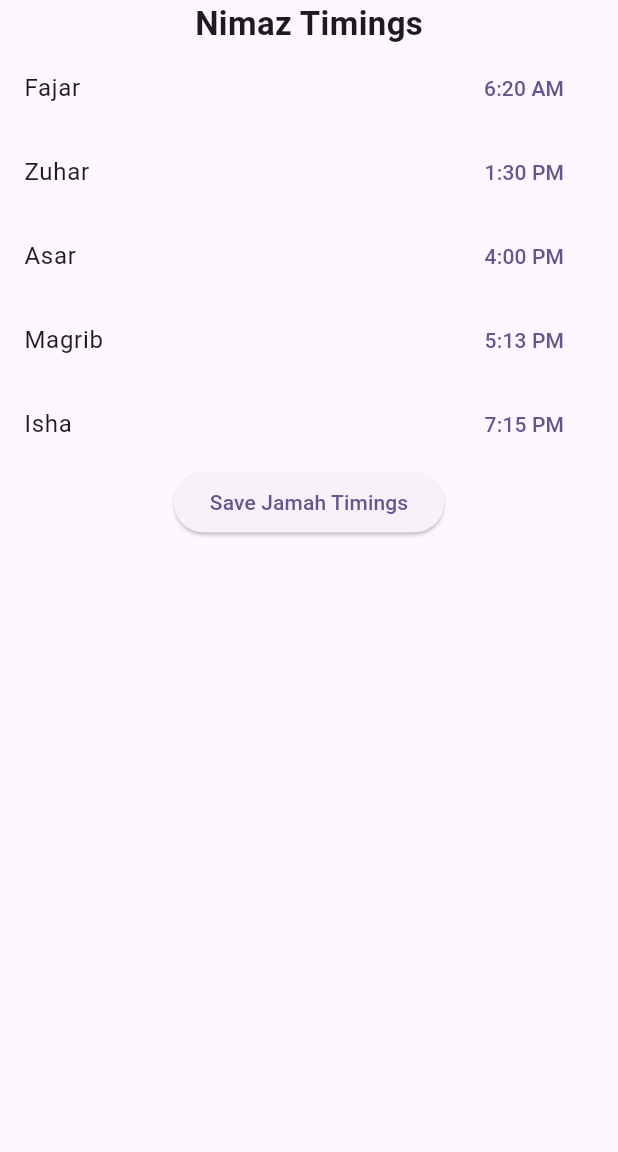
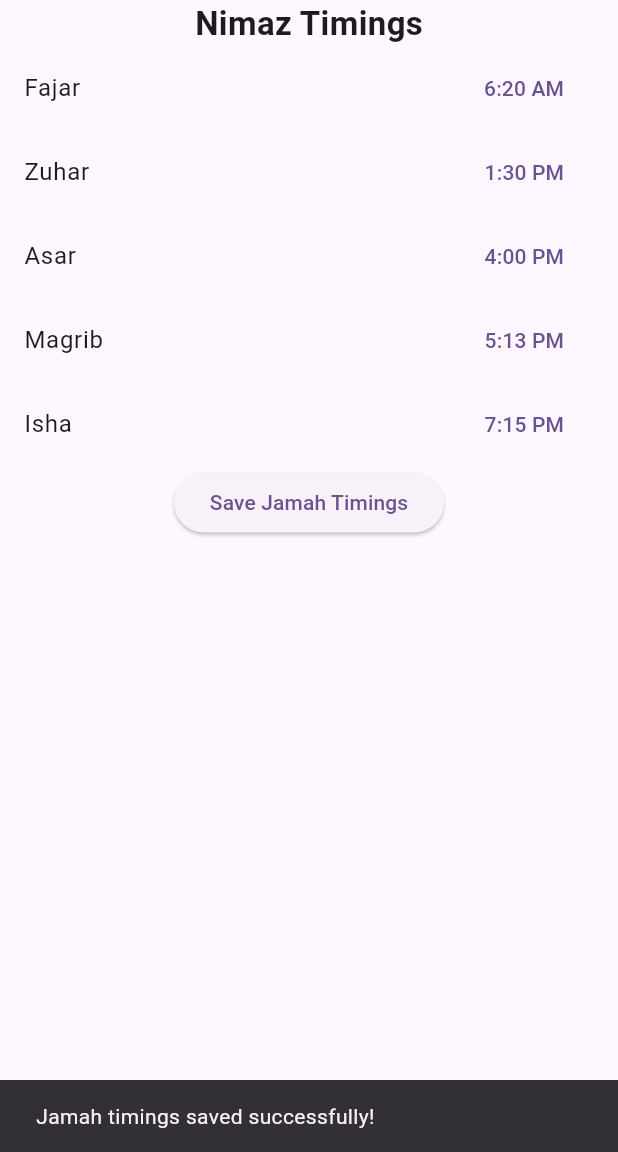
Before and after one commit to Holy-Warrior/auto-silent-gathering, a Flutter app: the screen it shows after launch, after a tap on "Save Jamah Timings", on a phone screen of 412 x 824 dp, the part 84-1236 px from its top. Run offline on Flutter 3.47's test engine with Material 3 defaults, Android fonts, the phone set to English and light mode, and no system bars; our stand-ins replace sensors_plus, shared_preferences, sqflite; missing offline and left inert: android_alarm_manager_plus, flutter_foreground_task; accounts and stored records are empty; network calls fail.

```diff
--- a/lib/screens/home_screen.dart
+++ b/lib/screens/home_screen.dart
@@ -50,6 +50,16 @@ class _HomeScreenState extends State<HomeScreen> {
 
     await askForegroundTaskPermissions();
     await scheduleDailyForegroundRuns();
+
+    // Show Snackbar confirmation
+    if (mounted) {
+      ScaffoldMessenger.of(context).showSnackBar(
+        const SnackBar(
+          content: Text('Jamah timings saved successfully!'),
+          duration: Duration(seconds: 2),
+        ),
+      );
+    }
   }
 
   @override
```
Also changed, not shown: 1 other file.
